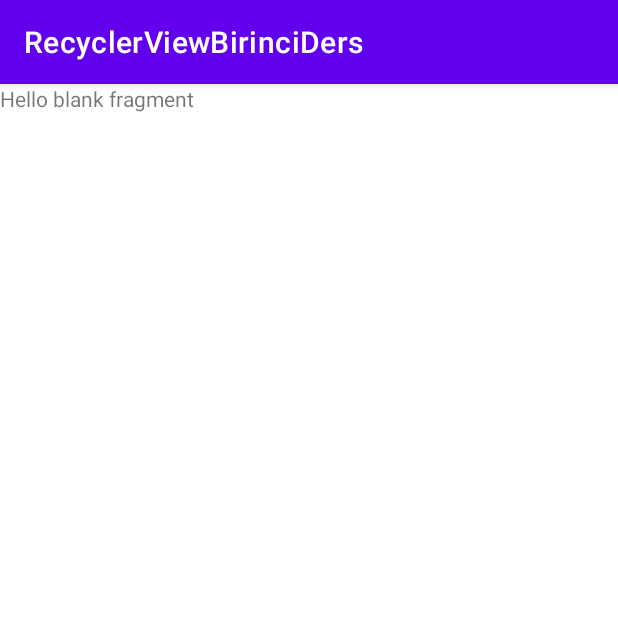
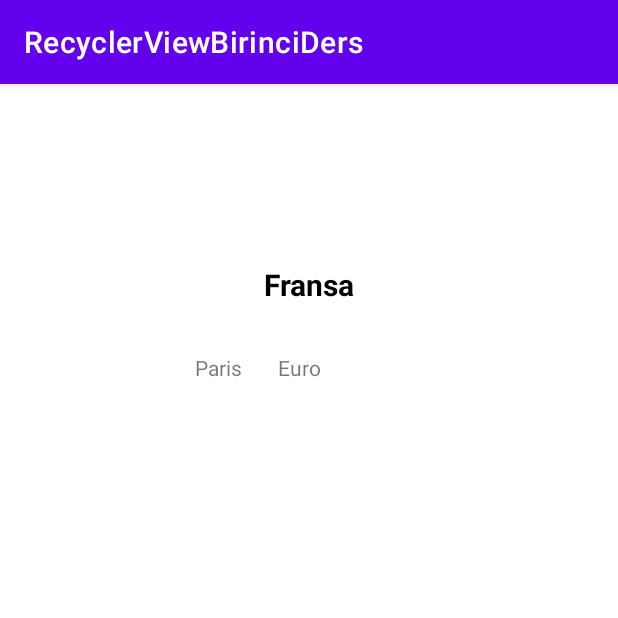
Before and after one commit to gulsahozaltun/RecyclerViewBirinciDers, an Android app: the screen it shows after launch (MainActivity), after a tap on "Fransa", on a phone screen of 412 x 824 dp, the top half of it. Run offline under Robolectric (Android 15) with nearby library versions, the phone set to English and light mode, and no system bars; our stand-ins replace data binding.

Commit message:
Initial commit

```diff
--- a/app/src/main/java/com/gulsahozaltun/recyclerviewbirinciders/AnasayfaFragment.kt
+++ b/app/src/main/java/com/gulsahozaltun/recyclerviewbirinciders/AnasayfaFragment.kt
@@ -30,7 +30,7 @@ class AnasayfaFragment : Fragment() {
         ulkeListesi= ArrayList()
         val u1=Ulkeler(1,"Türkiye","Ankara","Türk Lirası")
         val u2=Ulkeler(2,"Japonya","Tokyo","Japon Yeni")
-        val u3=Ulkeler(3,"Fransa","Parid","Euro")
+        val u3=Ulkeler(3,"Fransa","Paris","Euro")
         val u4=Ulkeler(4,"Rusya","Moskova","Ruble")
         ulkeListesi.add(u1)
         ulkeListesi.add(u2)
--- a/app/src/main/java/com/gulsahozaltun/recyclerviewbirinciders/DetayFragment.kt
+++ b/app/src/main/java/com/gulsahozaltun/recyclerviewbirinciders/DetayFragment.kt
@@ -5,17 +5,29 @@ import androidx.fragment.app.Fragment
 import android.view.LayoutInflater
 import android.view.View
 import android.view.ViewGroup
+import androidx.databinding.DataBindingUtil
+import androidx.navigation.fragment.navArgs
+import com.gulsahozaltun.recyclerviewbirinciders.databinding.FragmentDetayBinding
 
 
 class DetayFragment : Fragment() {
-
+    private lateinit var tasarim:FragmentDetayBinding
 
     override fun onCreateView(
         inflater: LayoutInflater, container: ViewGroup?,
         savedInstanceState: Bundle?
     ): View? {
-        // Inflate the layout for this fragment
-        return inflater.inflate(R.layout.fragment_detay, container, false)
+        tasarim=DataBindingUtil.inflate(inflater,R.layout.fragment_detay, container, false)
+        return tasarim.root
+    }
+
+    override fun onViewCreated(view: View, savedInstanceState: Bundle?) {
+        super.onViewCreated(view, savedInstanceState)
+        val bundle:DetayFragmentArgs by navArgs()
+        val gelenSonuc=bundle.ulkeObje
+        tasarim.ulkeAdiDetay.text=gelenSonuc.ulke_adi
+        tasarim.ulkeBaskentDetay.text=gelenSonuc.ulke_baskenti
+        tasarim.ulkeParaBirimiDetay.text=gelenSonuc.ulke_para_birimi
     }
 
 
--- a/app/src/main/res/layout/card_tasarim.xml
+++ b/app/src/main/res/layout/card_tasarim.xml
@@ -59,6 +59,7 @@
                     android:layout_height="wrap_content"
                     android:layout_marginEnd="8dp"
                     android:layout_marginBottom="8dp"
+                    app:useMaterialThemeColors="false"
                     android:button="@drawable/selector"
                     app:layout_constraintBottom_toBottomOf="parent"
                     app:layout_constraintEnd_toEndOf="parent" />
--- a/app/src/main/res/layout/fragment_detay.xml
+++ b/app/src/main/res/layout/fragment_detay.xml
@@ -1,14 +1,46 @@
 <?xml version="1.0" encoding="utf-8"?>
-<FrameLayout xmlns:android="http://schemas.android.com/apk/res/android"
-    xmlns:tools="http://schemas.android.com/tools"
-    android:layout_width="match_parent"
-    android:layout_height="match_parent"
-    tools:context=".DetayFragment">
+<layout
+    xmlns:android="http://schemas.android.com/apk/res/android"
+    xmlns:app="http://schemas.android.com/apk/res-auto"
+    xmlns:tools="http://schemas.android.com/tools">
 
-    <!-- TODO: Update blank fragment layout -->
-    <TextView
+    <androidx.constraintlayout.widget.ConstraintLayout
         android:layout_width="match_parent"
         android:layout_height="match_parent"
-        android:text="@string/hello_blank_fragment" />
+        tools:context=".DetayFragment">
 
-</FrameLayout>
+
+        <TextView
+            android:id="@+id/ulkeAdiDetay"
+            android:layout_width="wrap_content"
+            android:layout_height="wrap_content"
+            android:layout_marginTop="120dp"
+            android:text="TextView"
+            android:textColor="@color/black"
+            android:textSize="20sp"
+            android:textStyle="bold"
+            app:layout_constraintEnd_toEndOf="parent"
+            app:layout_constraintHorizontal_bias="0.5"
+            app:layout_constraintStart_toStartOf="parent"
+            app:layout_constraintTop_toTopOf="parent" />
+
+        <TextView
+            android:id="@+id/ulkeBaskentDetay"
+            android:layout_width="wrap_content"
+            android:layout_height="wrap_content"
+            android:layout_marginStart="130dp"
+            android:layout_marginTop="32dp"
+            android:text="TextView"
+            app:layout_constraintStart_toStartOf="parent"
+            app:layout_constraintTop_toBottomOf="@+id/ulkeAdiDetay" />
+
+        <TextView
+            android:id="@+id/ulkeParaBirimiDetay"
+            android:layout_width="wrap_content"
+            android:layout_height="wrap_content"
+            android:layout_marginStart="24dp"
+            android:text="TextView"
+            app:layout_constraintStart_toEndOf="@+id/ulkeBaskentDetay"
+            app:layout_constraintTop_toTopOf="@+id/ulkeBaskentDetay" />
+    </androidx.constraintlayout.widget.ConstraintLayout>
+</layout>
```
